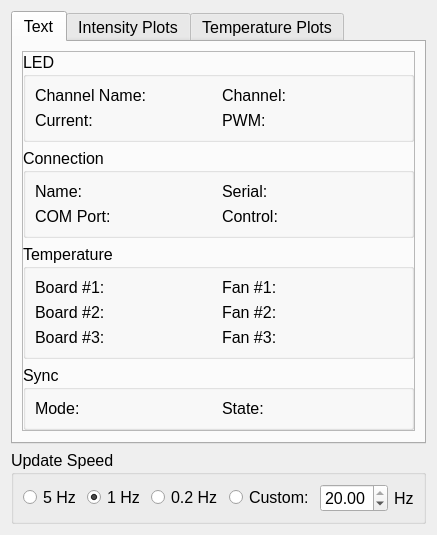
Before: the Qt Designer form Software/GUI_code/Status_GUI.ui in Llamero/30mm_cage_plate_LED_MCPCB, drawn with Qt 5.
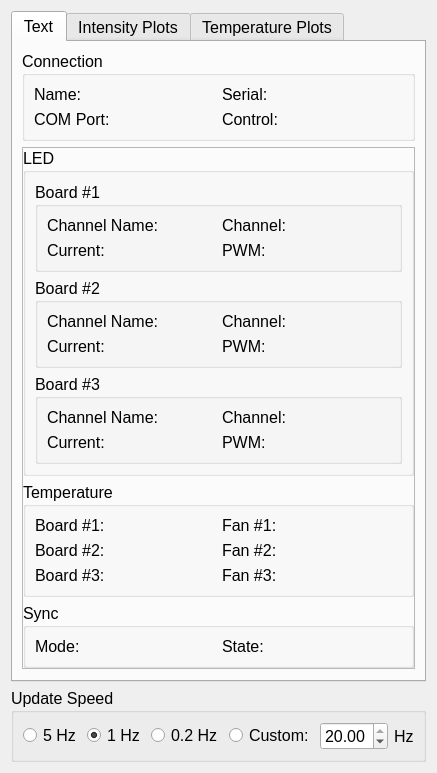
After: the same form once the commit is applied. Custom widgets are drawn as their Qt base class.

```diff
--- a/Software/GUI_code/Status_GUI.ui
+++ b/Software/GUI_code/Status_GUI.ui
@@ -6,8 +6,8 @@
    <rect>
     <x>0</x>
     <y>0</y>
-    <width>416</width>
-    <height>525</height>
+    <width>315</width>
+    <height>529</height>
    </rect>
   </property>
   <property name="font">
@@ -28,8 +28,8 @@
       <attribute name="title">
        <string>Text</string>
       </attribute>
-      <layout class="QGridLayout" name="gridLayout_6">
-       <item row="0" column="0">
+      <layout class="QGridLayout" name="gridLayout_6" rowstretch="0,0,0">
+       <item row="1" column="0">
         <widget class="QFrame" name="frame">
          <property name="frameShape">
           <enum>QFrame::StyledPanel</enum>
@@ -37,7 +37,7 @@
          <property name="frameShadow">
           <enum>QFrame::Raised</enum>
          </property>
-         <layout class="QGridLayout" name="gridLayout_12">
+         <layout class="QGridLayout" name="gridLayout_12" rowstretch="0,0,0,0,0">
           <property name="leftMargin">
            <number>0</number>
           </property>
@@ -50,7 +50,7 @@
           <property name="bottomMargin">
            <number>0</number>
           </property>
-          <item row="3" column="0">
+          <item row="4" column="0">
            <widget class="QGroupBox" name="text_sync_box">
             <property name="font">
              <font>
@@ -95,96 +95,7 @@
             </layout>
            </widget>
           </item>
-          <item row="0" column="0">
-           <widget class="QGroupBox" name="text_led_box">
-            <property name="font">
-             <font>
-              <pointsize>12</pointsize>
-              <weight>50</weight>
-              <bold>false</bold>
-              <underline>false</underline>
-             </font>
-            </property>
-            <property name="title">
-             <string>LED</string>
-            </property>
-            <layout class="QGridLayout" name="gridLayout_10">
-             <item row="1" column="2">
-              <widget class="QLabel" name="text_pwm_label">
-               <property name="font">
-                <font>
-                 <pointsize>12</pointsize>
-                 <weight>50</weight>
-                 <bold>false</bold>
-                 <underline>false</underline>
-                </font>
-               </property>
-               <property name="toolTip">
-                <string>The percent PWM modulation of the LED (0% = always off, 100% = always on)</string>
-               </property>
-               <property name="text">
-                <string>PWM: </string>
-               </property>
-              </widget>
-             </item>
-             <item row="1" column="1">
-              <widget class="QLabel" name="text_current_label">
-               <property name="font">
-                <font>
-                 <pointsize>12</pointsize>
-                 <weight>50</weight>
-                 <bold>false</bold>
-                 <underline>false</underline>
-                </font>
-               </property>
-               <property name="toolTip">
-                <string>The current output of the LED as a percent of the current limit for the LED.</string>
-               </property>
-               <property name="text">
-                <string>Current: </string>
-               </property>
-              </widget>
-             </item>
-             <item row="0" column="2">
-              <widget class="QLabel" name="text_channel_label">
-               <property name="font">
-                <font>
-                 <pointsize>12</pointsize>
-                 <weight>50</weight>
-                 <bold>false</bold>
-                 <underline>false</underline>
-                </font>
-               </property>
-               <property name="toolTip">
-                <string>The number of active LED channel (1-4)</string>
-               </property>
-               <property name="text">
-                <string>Channel:</string>
-               </property>
-              </widget>
-             </item>
-             <item row="0" column="1">
-              <widget class="QLabel" name="text_channel_name_label">
-               <property name="font">
-                <font>
-                 <pointsize>12</pointsize>
-                 <weight>50</weight>
-                 <bold>false</bold>
-                 <underline>false</underline>
-                </font>
-               </property>
-               <property name="toolTip">
-                <string>The name of active LED channel</string>
-               </property>
-               <property name="text">
-                <string>Channel Name:</string>
-               </property>
-              </widget>
-             </item>
-            </layout>
-           </widget>
-          </item>
-          <item row="2" column="0">
+          <item row="3" column="0">
            <widget class="QGroupBox" name="text_temperature_box">
             <property name="font">
              <font>
@@ -290,7 +201,270 @@
             </layout>
            </widget>
           </item>
+          <item row="2" column="0">
+           <widget class="QGroupBox" name="text_led_box">
+            <property name="font">
+             <font>
+              <pointsize>12</pointsize>
+              <weight>50</weight>
+              <bold>false</bold>
+              <underline>false</underline>
+             </font>
+            </property>
+            <property name="title">
+             <string>LED</string>
+            </property>
+            <layout class="QGridLayout" name="gridLayout_18">
+             <item row="0" column="0">
+              <widget class="QGroupBox" name="text_led_board1_box">
+               <property name="title">
+                <string>Board #1</string>
+               </property>
+               <layout class="QGridLayout" name="gridLayout_7">
+                <item row="0" column="0">
+                 <widget class="QLabel" name="text_channel_name_board1_label">
+                  <property name="font">
+                   <font>
+                    <pointsize>12</pointsize>
+                    <weight>50</weight>
+                    <bold>false</bold>
+                    <underline>false</underline>
+                   </font>
+                  </property>
+                  <property name="toolTip">
+                   <string>The name of active LED channel</string>
+                  </property>
+                  <property name="text">
+                   <string>Channel Name:</string>
+                  </property>
+                 </widget>
+                </item>
+                <item row="0" column="1">
+                 <widget class="QLabel" name="text_channel__board1_label">
+                  <property name="font">
+                   <font>
+                    <pointsize>12</pointsize>
+                    <weight>50</weight>
+                    <bold>false</bold>
+                    <underline>false</underline>
+                   </font>
+                  </property>
+                  <property name="toolTip">
+                   <string>The number of active LED channel (1-4)</string>
+                  </property>
+                  <property name="text">
+                   <string>Channel:</string>
+                  </property>
+                 </widget>
+                </item>
           <item row="1" column="0">
+                 <widget class="QLabel" name="text_current_board1_label">
+                  <property name="font">
+                   <font>
+                    <pointsize>12</pointsize>
+                    <weight>50</weight>
+                    <bold>false</bold>
+                    <underline>false</underline>
+                   </font>
+                  </property>
+                  <property name="toolTip">
+                   <string>The current output of the LED as a percent of the current limit for the LED.</string>
+                  </property>
+                  <property name="text">
+                   <string>Current: </string>
+                  </property>
+                 </widget>
+                </item>
+                <item row="1" column="1">
+                 <widget class="QLabel" name="text_pwm_board1_label">
+                  <property name="font">
+                   <font>
+                    <pointsize>12</pointsize>
+                    <weight>50</weight>
+                    <bold>false</bold>
+                    <underline>false</underline>
+                   </font>
+                  </property>
+                  <property name="toolTip">
+                   <string>The percent PWM modulation of the LED (0% = always off, 100% = always on)</string>
+                  </property>
+                  <property name="text">
+                   <string>PWM: </string>
+                  </property>
+                 </widget>
+                </item>
+               </layout>
+              </widget>
+             </item>
+             <item row="1" column="0">
+              <widget class="QGroupBox" name="text_led_board2_box">
+               <property name="title">
+                <string>Board #2</string>
+               </property>
+               <layout class="QGridLayout" name="gridLayout_10">
+                <item row="0" column="0">
+                 <widget class="QLabel" name="text_channel_name_board2_label">
+                  <property name="font">
+                   <font>
+                    <pointsize>12</pointsize>
+                    <weight>50</weight>
+                    <bold>false</bold>
+                    <underline>false</underline>
+                   </font>
+                  </property>
+                  <property name="toolTip">
+                   <string>The name of active LED channel</string>
+                  </property>
+                  <property name="text">
+                   <string>Channel Name:</string>
+                  </property>
+                 </widget>
+                </item>
+                <item row="0" column="1">
+                 <widget class="QLabel" name="text_channel__board2_label">
+                  <property name="font">
+                   <font>
+                    <pointsize>12</pointsize>
+                    <weight>50</weight>
+                    <bold>false</bold>
+                    <underline>false</underline>
+                   </font>
+                  </property>
+                  <property name="toolTip">
+                   <string>The number of active LED channel (1-4)</string>
+                  </property>
+                  <property name="text">
+                   <string>Channel:</string>
+                  </property>
+                 </widget>
+                </item>
+                <item row="1" column="0">
+                 <widget class="QLabel" name="text_current_board2_label">
+                  <property name="font">
+                   <font>
+                    <pointsize>12</pointsize>
+                    <weight>50</weight>
+                    <bold>false</bold>
+                    <underline>false</underline>
+                   </font>
+                  </property>
+                  <property name="toolTip">
+                   <string>The current output of the LED as a percent of the current limit for the LED.</string>
+                  </property>
+                  <property name="text">
+                   <string>Current: </string>
+                  </property>
+                 </widget>
+                </item>
+                <item row="1" column="1">
+                 <widget class="QLabel" name="text_pwm_board2_label">
+                  <property name="font">
+                   <font>
+                    <pointsize>12</pointsize>
+                    <weight>50</weight>
+                    <bold>false</bold>
+                    <underline>false</underline>
+                   </font>
+                  </property>
+                  <property name="toolTip">
+                   <string>The percent PWM modulation of the LED (0% = always off, 100% = always on)</string>
+                  </property>
+                  <property name="text">
+                   <string>PWM: </string>
+                  </property>
+                 </widget>
+                </item>
+               </layout>
+              </widget>
+             </item>
+             <item row="2" column="0">
+              <widget class="QGroupBox" name="text_led_board3_box">
+               <property name="title">
+                <string>Board #3</string>
+               </property>
+               <layout class="QGridLayout" name="gridLayout_15">
+                <item row="0" column="0">
+                 <widget class="QLabel" name="text_channel_name_board3_label">
+                  <property name="font">
+                   <font>
+                    <pointsize>12</pointsize>
+                    <weight>50</weight>
+                    <bold>false</bold>
+                    <underline>false</underline>
+                   </font>
+                  </property>
+                  <property name="toolTip">
+                   <string>The name of active LED channel</string>
+                  </property>
+                  <property name="text">
+                   <string>Channel Name:</string>
+                  </property>
+                 </widget>
+                </item>
+                <item row="0" column="1">
+                 <widget class="QLabel" name="text_channel__board3_label">
+                  <property name="font">
+                   <font>
+                    <pointsize>12</pointsize>
+                    <weight>50</weight>
+                    <bold>false</bold>
+                    <underline>false</underline>
+                   </font>
+                  </property>
+                  <property name="toolTip">
+                   <string>The number of active LED channel (1-4)</string>
+                  </property>
+                  <property name="text">
+                   <string>Channel:</string>
+                  </property>
+                 </widget>
+                </item>
+                <item row="1" column="0">
+                 <widget class="QLabel" name="text_current_board3_label">
+                  <property name="font">
+                   <font>
+                    <pointsize>12</pointsize>
+                    <weight>50</weight>
+                    <bold>false</bold>
+                    <underline>false</underline>
+                   </font>
+                  </property>
+                  <property name="toolTip">
+                   <string>The current output of the LED as a percent of the current limit for the LED.</string>
+                  </property>
+                  <property name="text">
+                   <string>Current: </string>
+                  </property>
+                 </widget>
+                </item>
+                <item row="1" column="1">
+                 <widget class="QLabel" name="text_pwm_board3_label">
+                  <property name="font">
+                   <font>
+                    <pointsize>12</pointsize>
+                    <weight>50</weight>
+                    <bold>false</bold>
+                    <underline>false</underline>
+                   </font>
+                  </property>
+                  <property name="toolTip">
+                   <string>The percent PWM modulation of the LED (0% = always off, 100% = always on)</string>
+                  </property>
+                  <property name="text">
+                   <string>PWM: </string>
+                  </property>
+                 </widget>
+                </item>
+               </layout>
+              </widget>
+             </item>
+            </layout>
+           </widget>
+          </item>
+         </layout>
+        </widget>
+       </item>
+       <item row="0" column="0">
            <widget class="QGroupBox" name="text_connection_box">
             <property name="font">
              <font>
@@ -379,11 +553,8 @@
             </layout>
            </widget>
           </item>
-         </layout>
-        </widget>
-       </item>
-       <item row="1" column="0">
-        <spacer name="verticalSpacer">
+       <item row="2" column="0">
+        <spacer name="text_spacer">
          <property name="orientation">
           <enum>Qt::Vertical</enum>
          </property>
```
Lines whose indentation alone changed are shown as unchanged.
